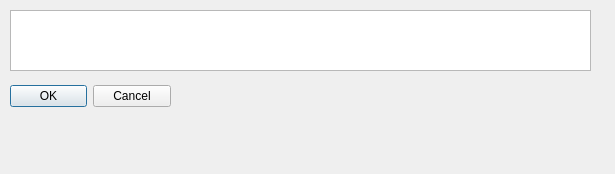
This is Main/Insert_Contact.ui in tenone11/Vender_System as Qt 5 draws it before an edit. The edited form follows.
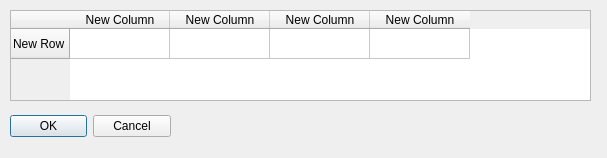
This is the edited form.

Commit message: add feature 1. add dark style 2. add new contact combo box 3. add new contact instant Main Window head labels 4. create 3 global val in Main __init__.py

```diff
--- a/Main/Insert_Contact.ui
+++ b/Main/Insert_Contact.ui
@@ -6,8 +6,8 @@
    <rect>
     <x>0</x>
     <y>0</y>
-    <width>615</width>
-    <height>174</height>
+    <width>607</width>
+    <height>158</height>
    </rect>
   </property>
   <property name="windowTitle">
@@ -17,7 +17,7 @@
    <property name="geometry">
     <rect>
      <x>10</x>
-     <y>80</y>
+     <y>110</y>
      <width>161</width>
      <height>32</height>
     </rect>
@@ -35,9 +35,34 @@
      <x>10</x>
      <y>10</y>
      <width>581</width>
-     <height>61</height>
+     <height>91</height>
     </rect>
    </property>
+   <row>
+    <property name="text">
+     <string>New Row</string>
+    </property>
+   </row>
+   <column>
+    <property name="text">
+     <string>New Column</string>
+    </property>
+   </column>
+   <column>
+    <property name="text">
+     <string>New Column</string>
+    </property>
+   </column>
+   <column>
+    <property name="text">
+     <string>New Column</string>
+    </property>
+   </column>
+   <column>
+    <property name="text">
+     <string>New Column</string>
+    </property>
+   </column>
   </widget>
  </widget>
  <resources/>
```
The commit also changes 5 other files.
